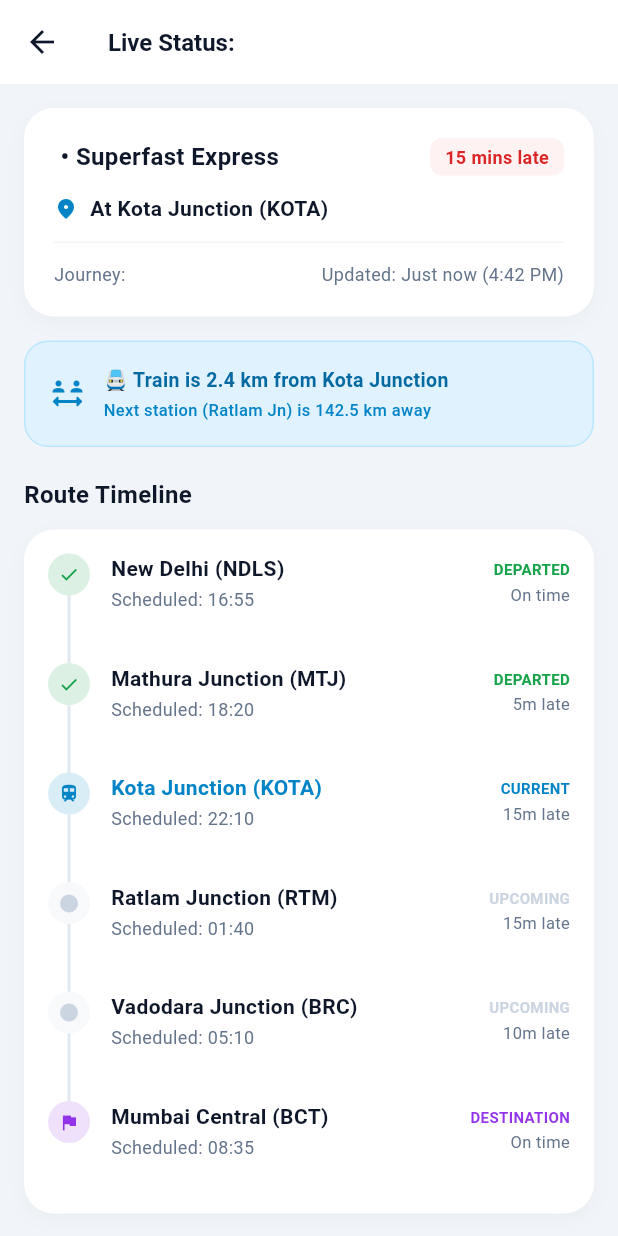
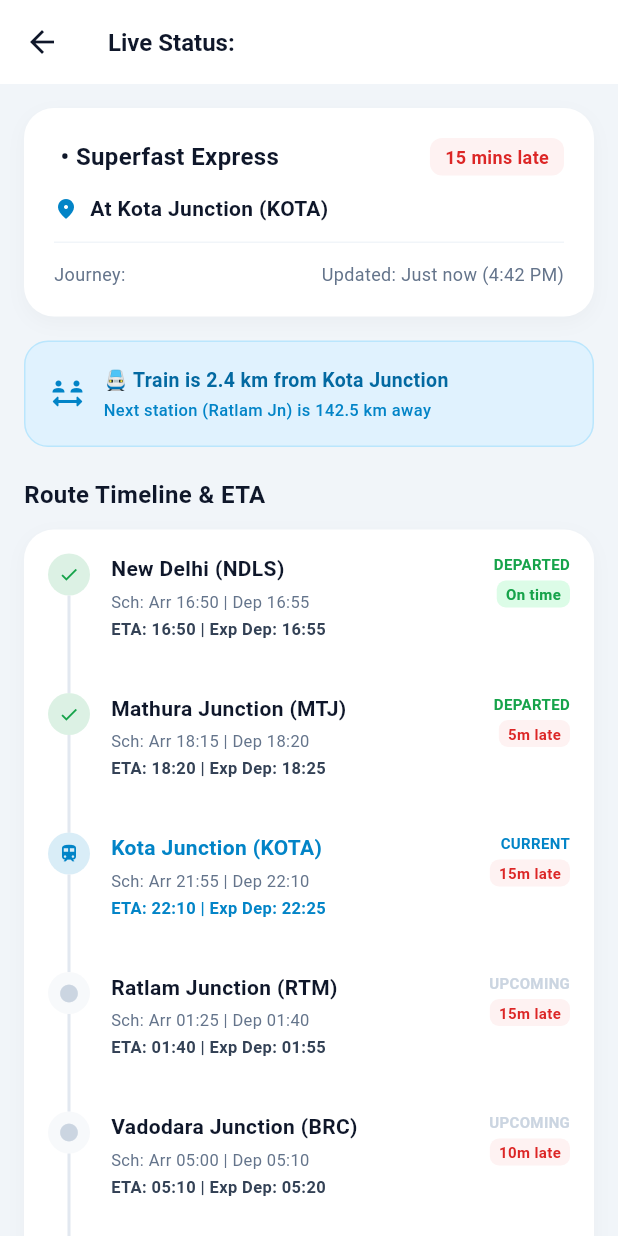
Before and after one commit to Ayus28/yatra_saathi, a Flutter app: the LiveStatusDetailScreen screen opened directly with empty values, on a phone screen of 412 x 824 dp. Run offline on Flutter 3.47's test engine with Material 3 defaults, Android fonts, the phone set to English and light mode, and no system bars.

Commit message:
Day 15: Added ETA, expected arrival/departure timings, and delay calculation to route timeline

```diff
--- a/lib/live_status_screen.dart
+++ b/lib/live_status_screen.dart
@@ -166,7 +166,7 @@ class _LiveStatusSearchScreenState extends State<LiveStatusSearchScreen> {
   }
 }
 
-// Day 12, 13 & 14: Live Status Detail Screen with Header, Distance Feature & Route Timeline
+// Day 12, 13, 14 & 15: Live Status Detail Screen with Header, Distance, Route Timeline & ETA / Delay Calculation
 class LiveStatusDetailScreen extends StatelessWidget {
   final String trainNumber;
   final String journeyDate;
@@ -184,14 +184,14 @@ class LiveStatusDetailScreen extends StatelessWidget {
     final delayStatus = '15 mins late';
     final lastUpdated = 'Just now (4:42 PM)';
 
-    // Mock station list for Route Timeline
+    // Mock station list with ETA, Expected Departure, and Delay Calculation for Day 15
     final List<Map<String, dynamic>> stations = [
-      {'code': 'NDLS', 'name': 'New Delhi', 'time': '16:55', 'status': 'departed', 'delay': 'On time'},
-      {'code': 'MTJ', 'name': 'Mathura Junction', 'time': '18:20', 'status': 'departed', 'delay': '5m late'},
-      {'code': 'KOTA', 'name': 'Kota Junction', 'time': '22:10', 'status': 'current', 'delay': '15m late'},
-      {'code': 'RTM', 'name': 'Ratlam Junction', 'time': '01:40', 'status': 'upcoming', 'delay': '15m late'},
-      {'code': 'BRC', 'name': 'Vadodara Junction', 'time': '05:10', 'status': 'upcoming', 'delay': '10m late'},
-      {'code': 'BCT', 'name': 'Mumbai Central', 'time': '08:35', 'status': 'destination', 'delay': 'On time'},
+      {'code': 'NDLS', 'name': 'New Delhi', 'arr': '16:50', 'dep': '16:55', 'expArr': '16:50', 'expDep': '16:55', 'status': 'departed', 'delay': 'On time'},
+      {'code': 'MTJ', 'name': 'Mathura Junction', 'arr': '18:15', 'dep': '18:20', 'expArr': '18:20', 'expDep': '18:25', 'status': 'departed', 'delay': '5m late'},
+      {'code': 'KOTA', 'name': 'Kota Junction', 'arr': '21:55', 'dep': '22:10', 'expArr': '22:10', 'expDep': '22:25', 'status': 'current', 'delay': '15m late'},
+      {'code': 'RTM', 'name': 'Ratlam Junction', 'arr': '01:25', 'dep': '01:40', 'expArr': '01:40', 'expDep': '01:55', 'status': 'upcoming', 'delay': '15m late'},
+      {'code': 'BRC', 'name': 'Vadodara Junction', 'arr': '05:00', 'dep': '05:10', 'expArr': '05:10', 'expDep': '05:20', 'status': 'upcoming', 'delay': '10m late'},
+      {'code': 'BCT', 'name': 'Mumbai Central', 'arr': '08:35', 'dep': '-', 'expArr': '08:35', 'expDep': '-', 'status': 'destination', 'delay': 'On time'},
     ];
 
     return Scaffold(
@@ -295,7 +295,7 @@ class LiveStatusDetailScreen extends StatelessWidget {
             ),
             const SizedBox(height: 16),
 
-            // Day 14: Distance Feature Card (Train -> Current & Next Station Distance)
+            // Day 14: Distance Feature Card
             Container(
               padding: const EdgeInsets.all(16),
               decoration: BoxDecoration(
@@ -336,9 +336,9 @@ class LiveStatusDetailScreen extends StatelessWidget {
             ),
             const SizedBox(height: 20),
 
-            // Day 13: Route Timeline Section Title
+            // Route Timeline Section Title
             const Text(
-              'Route Timeline',
+              'Route Timeline & ETA',
               style: TextStyle(
                 fontSize: 16,
                 fontWeight: FontWeight.bold,
@@ -347,7 +347,7 @@ class LiveStatusDetailScreen extends StatelessWidget {
             ),
             const SizedBox(height: 12),
 
-            // Day 13: Route Timeline List
+            // Day 13 & 15: Route Timeline List with ETA, Expected Departure & Delay
             Container(
               padding: const EdgeInsets.all(16),
               decoration: BoxDecoration(
@@ -402,7 +402,7 @@ class LiveStatusDetailScreen extends StatelessWidget {
                           if (index != stations.length - 1)
                             Container(
                               width: 2,
-                              height: 45,
+                              height: 65,
                               color: const Color(0xFFE2E8F0),
                             ),
                         ],
@@ -413,6 +413,7 @@ class LiveStatusDetailScreen extends StatelessWidget {
                           padding: const EdgeInsets.only(bottom: 20.0),
                           child: Row(
                             mainAxisAlignment: MainAxisAlignment.spaceBetween,
+                            crossAxisAlignment: CrossAxisAlignment.start,
                             children: [
                               Column(
                                 crossAxisAlignment: CrossAxisAlignment.start,
@@ -425,10 +426,19 @@ class LiveStatusDetailScreen extends StatelessWidget {
                                       color: status == 'current' ? const Color(0xFF0284C7) : const Color(0xFF0F172A),
                                     ),
                                   ),
+                                  const SizedBox(height: 4),
+                                  Text(
+                                    'Sch: Arr ${station['arr']} | Dep ${station['dep']}',
+                                    style: const TextStyle(fontSize: 11, color: Color(0xFF64748B)),
+                                  ),
                                   const SizedBox(height: 2),
                                   Text(
-                                    'Scheduled: ${station['time']}',
-                                    style: const TextStyle(fontSize: 12, color: Color(0xFF64748B)),
+                                    'ETA: ${station['expArr']} | Exp Dep: ${station['expDep']}',
+                                    style: TextStyle(
+                                      fontSize: 11,
+                                      fontWeight: FontWeight.w600,
+                                      color: status == 'current' ? const Color(0xFF0284C7) : const Color(0xFF334155),
+                                    ),
                                   ),
                                 ],
                               ),
@@ -443,10 +453,21 @@ class LiveStatusDetailScreen extends StatelessWidget {
                                       color: dotColor,
                                     ),
                                   ),
-                                  const SizedBox(height: 2),
-                                  Text(
-                                    station['delay'],
-                                    style: const TextStyle(fontSize: 11, color: Color(0xFF64748B)),
+                                  const SizedBox(height: 4),
+                                  Container(
+                                    padding: const EdgeInsets.symmetric(horizontal: 6, vertical: 2),
+                                    decoration: BoxDecoration(
+                                      color: station['delay'] == 'On time' ? const Color(0xFFDCFCE7) : const Color(0xFFFEF2F2),
+                                      borderRadius: BorderRadius.circular(6),
+                                    ),
+                                    child: Text(
+                                      station['delay'],
+                                      style: TextStyle(
+                                        fontSize: 10,
+                                        fontWeight: FontWeight.bold,
+                                        color: station['delay'] == 'On time' ? const Color(0xFF16A34A) : const Color(0xFFDC2626),
+                                      ),
+                                    ),
                                   ),
                                 ],
                               ),
```
